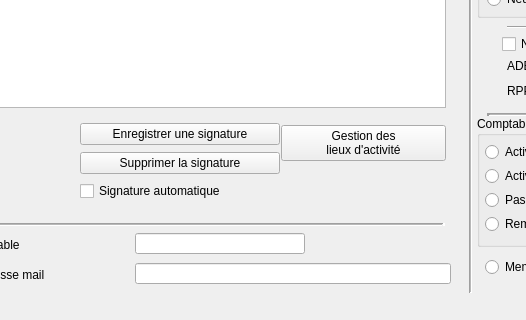
Before: the Qt Designer form Dialogs/dlg_gestionusers.ui in ukinoki/Rufus, drawn with Qt 5; both pictures show x 231 to 757 and y 198 to 518 of the 1220 by 610 pixel window.
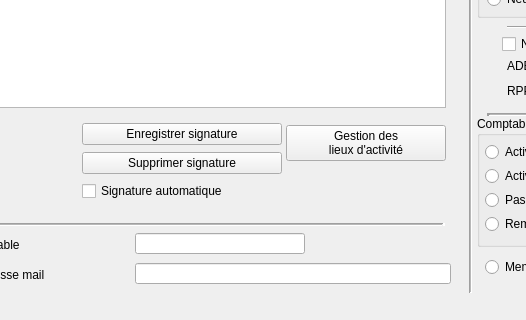
After: the same form once the commit is applied. Icons and pictures are not drawn. Custom widgets are drawn as their Qt base class.

```diff
--- a/Dialogs/dlg_gestionusers.ui
+++ b/Dialogs/dlg_gestionusers.ui
@@ -585,7 +585,7 @@
                   </size>
                  </property>
                  <property name="text">
-                  <string>Enregistrer une signature</string>
+                  <string>Enregistrer signature</string>
                  </property>
                 </widget>
                </item>
@@ -598,7 +598,7 @@
                   </size>
                  </property>
                  <property name="text">
-                  <string>Supprimer la signature</string>
+                  <string>Supprimer signature</string>
                  </property>
                 </widget>
                </item>
@@ -645,7 +645,7 @@
              <widget class="UpPushButton" name="GestLieuxpushButton">
               <property name="maximumSize">
                <size>
-                <width>180</width>
+                <width>160</width>
                 <height>16777215</height>
                </size>
               </property>
```
